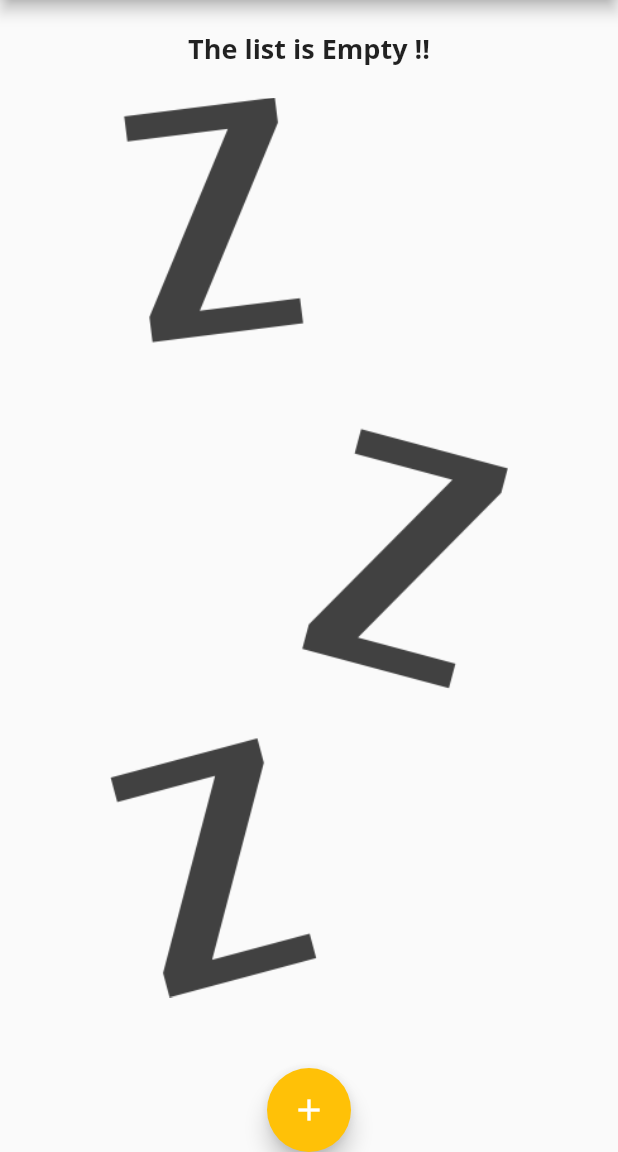
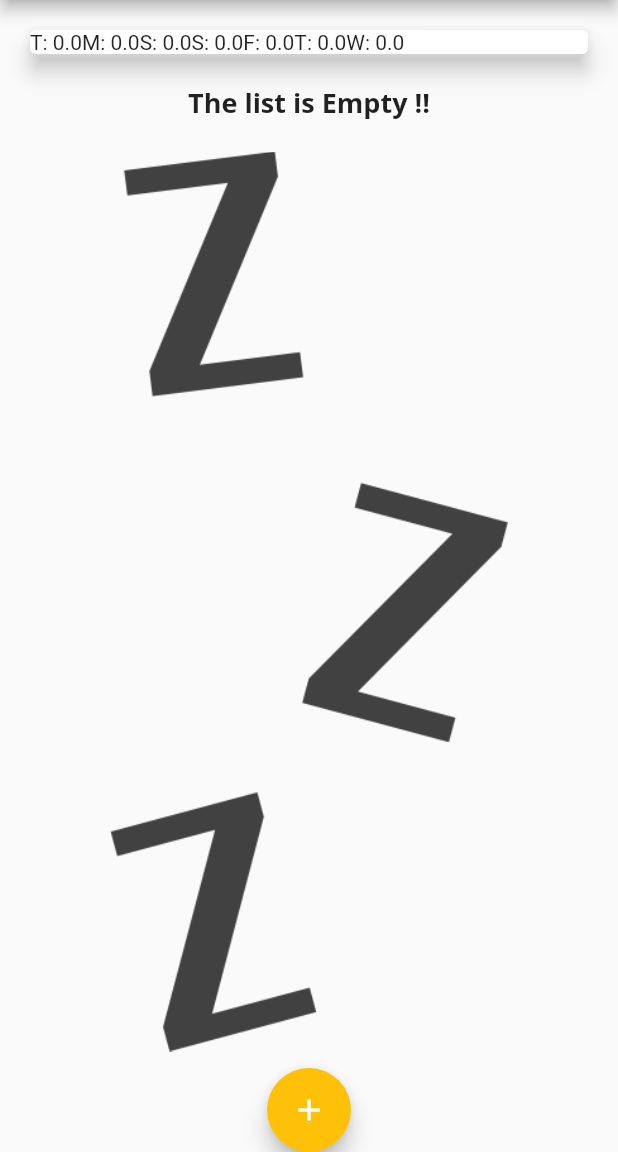
Before and after one commit to MohamedAboElM3aTy/expense_app_learning, a Flutter app: the screen it shows after launch, on a phone screen of 412 x 824 dp, the part 84-1236 px from its top. Run offline on Flutter 3.47's test engine with Material 2 defaults, Android fonts, the phone set to English and light mode, and no system bars.

Commit message:
Working on charts Bar

```diff
--- a/lib/widgets/charts.dart
+++ b/lib/widgets/charts.dart
@@ -28,7 +28,7 @@ class Chart extends StatelessWidget {
       print(totalSum);
 
       return {
-        'Day': DateFormat.E().format(weekDay),
+        'Day': DateFormat.E().format(weekDay).substring(0, 1),
         'Amount': totalSum,
       };
     });
@@ -36,12 +36,15 @@ class Chart extends StatelessWidget {
 
   @override
   Widget build(BuildContext context) {
-    print(groupedTransactions);
     return Card(
       elevation: 6,
-      margin: EdgeInsets.all(10),
+      margin: EdgeInsets.all(20),
       child: Row(
-        children: [],
+        children: groupedTransactions.map(
+          (data) {
+            return Text('${data['Day']}: ${data['Amount']}');
+          },
+        ).toList(),
       ),
     );
   }
```
Also changed, not shown: lib/widgets/chart_bar.dart (added, +51 -0 lines).
